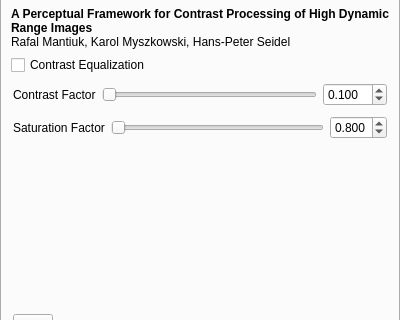
Old version of the form forms/tonemappingoptions.ui in the repository LuminanceHDR/LuminanceHDR; both pictures show x 0 to 400 and y 148 to 468 of the 400 by 599 pixel window.
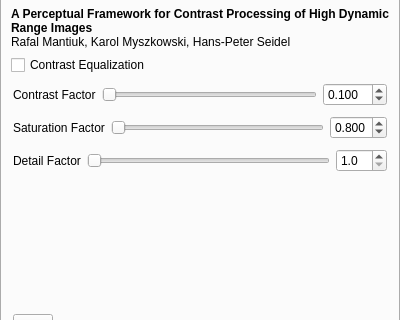
New version of the form. Icons and pictures are not drawn.

Commit message: added detail factor option to the mantiuk06 tmo, thanks to Dejan Beric

Patch:
```diff
--- a/forms/tonemappingoptions.ui
+++ b/forms/tonemappingoptions.ui
@@ -407,6 +407,55 @@
          </item>
         </layout>
        </item>
+       <item>
+        <layout class="QHBoxLayout" >
+         <property name="margin" >
+          <number>2</number>
+         </property>
+         <property name="spacing" >
+          <number>6</number>
+         </property>
+         <item>
+          <widget class="QLabel" name="label_desc_df" >
+           <property name="text" >
+            <string>Detail Factor</string>
+           </property>
+          </widget>
+         </item>
+         <item>
+          <widget class="QSlider" name="detailFactorSlider" >
+           <property name="cursor" >
+            <cursor>13</cursor>
+           </property>
+           <property name="maximum" >
+            <number>990</number>
+           </property>
+           <property name="orientation" >
+            <enum>Qt::Horizontal</enum>
+           </property>
+          </widget>
+         </item>
+         <item>
+          <widget class="QDoubleSpinBox" name="detailFactordsb" >
+           <property name="decimals" >
+            <number>1</number>
+           </property>
+           <property name="minimum" >
+            <double>1.000000000000000</double>
+           </property>
+           <property name="maximum" >
+            <double>99.000000000000000</double>
+           </property>
+           <property name="singleStep" >
+            <double>1.000000000000000</double>
+           </property>
+           <property name="value" >
+            <double>1.000000000000000</double>
+           </property>
+          </widget>
+         </item>
+        </layout>
+       </item>
        <item>
         <spacer>
          <property name="orientation" >
```
The commit also changes 8 other files.
